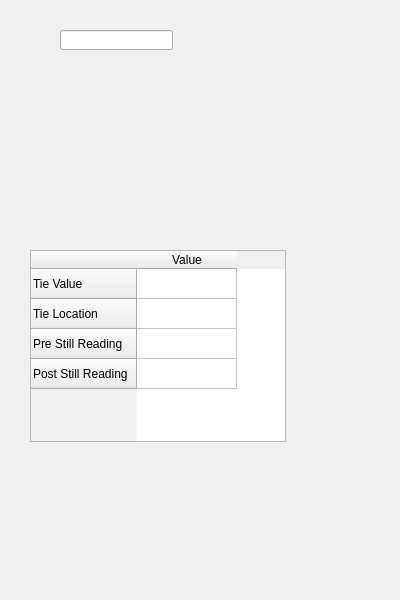
Qt form dgp/ui/add_flight_dialog.ui (DynamicGravitySystems/DGP) before a commit.
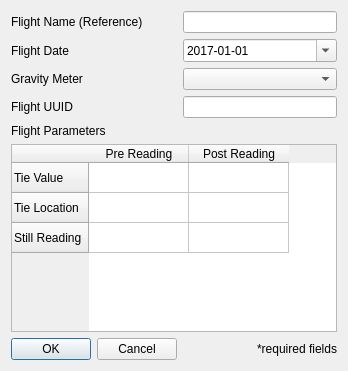
The same form after that commit. Icons and pictures are not drawn.

Commit message:
Feature added to save plot state between Flight selection change.
TODO: Change plotting method to ensure both plots are redrawn on flight
switch.

Diff of the .ui file:
```diff
--- a/dgp/ui/add_flight_dialog.ui
+++ b/dgp/ui/add_flight_dialog.ui
@@ -6,32 +6,83 @@
    <rect>
     <x>0</x>
     <y>0</y>
-    <width>400</width>
-    <height>600</height>
+    <width>348</width>
+    <height>371</height>
    </rect>
   </property>
   <property name="windowTitle">
    <string>Add Flight</string>
   </property>
-  <widget class="QLineEdit" name="lineEdit">
-   <property name="geometry">
-    <rect>
-     <x>60</x>
-     <y>30</y>
-     <width>113</width>
-     <height>20</height>
-    </rect>
-   </property>
-  </widget>
-  <widget class="QTableWidget" name="tableWidget">
-   <property name="geometry">
-    <rect>
-     <x>30</x>
-     <y>250</y>
-     <width>256</width>
-     <height>192</height>
-    </rect>
-   </property>
+  <property name="windowIcon">
+   <iconset resource="resources.qrc">
+    <normaloff>:/images/assets/flight_icon.png</normaloff>:/images/assets/flight_icon.png</iconset>
+  </property>
+  <layout class="QFormLayout" name="formLayout">
+   <item row="0" column="0">
+    <widget class="QLabel" name="label_name">
+     <property name="text">
+      <string>Flight Name (Reference)</string>
+     </property>
+     <property name="buddy">
+      <cstring>text_name</cstring>
+     </property>
+    </widget>
+   </item>
+   <item row="0" column="1">
+    <widget class="QLineEdit" name="text_name"/>
+   </item>
+   <item row="1" column="0">
+    <widget class="QLabel" name="label_date">
+     <property name="text">
+      <string>Flight Date</string>
+     </property>
+     <property name="buddy">
+      <cstring>date_flight</cstring>
+     </property>
+    </widget>
+   </item>
+   <item row="1" column="1">
+    <widget class="QDateEdit" name="date_flight">
+     <property name="displayFormat">
+      <string>yyyy-MM-dd</string>
+     </property>
+     <property name="calendarPopup">
+      <bool>true</bool>
+     </property>
+     <property name="date">
+      <date>
+       <year>2017</year>
+       <month>1</month>
+       <day>1</day>
+      </date>
+     </property>
+    </widget>
+   </item>
+   <item row="2" column="0">
+    <widget class="QLabel" name="label_meter">
+     <property name="text">
+      <string>Gravity Meter</string>
+     </property>
+     <property name="buddy">
+      <cstring>combo_meter</cstring>
+     </property>
+    </widget>
+   </item>
+   <item row="2" column="1">
+    <widget class="QComboBox" name="combo_meter"/>
+   </item>
+   <item row="4" column="0">
+    <widget class="QLabel" name="label_flight_param">
+     <property name="text">
+      <string>Flight Parameters</string>
+     </property>
+     <property name="buddy">
+      <cstring>table_flight_param</cstring>
+     </property>
+    </widget>
+   </item>
+   <item row="5" column="0" colspan="2">
+    <widget class="QTableWidget" name="table_flight_param">
    <row>
     <property name="text">
      <string>Tie Value</string>
@@ -44,26 +95,101 @@
    </row>
    <row>
     <property name="text">
-     <string>Pre Still Reading</string>
-    </property>
-   </row>
-   <row>
+       <string>Still Reading</string>
+      </property>
+     </row>
+     <column>
     <property name="text">
-     <string>Post Still Reading</string>
-    </property>
-   </row>
+       <string>Pre Reading</string>
+      </property>
+     </column>
    <column>
     <property name="text">
-     <string>Value</string>
+       <string>Post Reading</string>
     </property>
    </column>
    <item row="0" column="0">
+      <property name="text">
+       <string/>
+      </property>
     <property name="toolTip">
      <string>Known Gravity Tie Value (mGal)</string>
     </property>
    </item>
   </widget>
- </widget>
- <resources/>
- <connections/>
+   </item>
+   <item row="6" column="0">
+    <widget class="QDialogButtonBox" name="buttons_dialog">
+     <property name="standardButtons">
+      <set>QDialogButtonBox::Cancel|QDialogButtonBox::Ok</set>
+     </property>
+    </widget>
+   </item>
+   <item row="3" column="0">
+    <widget class="QLabel" name="label_uuid">
+     <property name="text">
+      <string>Flight UUID</string>
+     </property>
+    </widget>
+   </item>
+   <item row="3" column="1">
+    <widget class="QLineEdit" name="text_uuid">
+     <property name="readOnly">
+      <bool>true</bool>
+     </property>
+    </widget>
+   </item>
+   <item row="6" column="1">
+    <widget class="QLabel" name="label_message">
+     <property name="text">
+      <string>&lt;html&gt;&lt;head/&gt;&lt;body&gt;&lt;p align=&quot;right&quot;&gt;*required fields&lt;/p&gt;&lt;/body&gt;&lt;/html&gt;</string>
+     </property>
+    </widget>
+   </item>
+  </layout>
+ </widget>
+ <tabstops>
+  <tabstop>text_name</tabstop>
+  <tabstop>date_flight</tabstop>
+  <tabstop>combo_meter</tabstop>
+  <tabstop>table_flight_param</tabstop>
+  <tabstop>text_uuid</tabstop>
+ </tabstops>
+ <resources>
+  <include location="resources.qrc"/>
+ </resources>
+ <connections>
+  <connection>
+   <sender>buttons_dialog</sender>
+   <signal>rejected()</signal>
+   <receiver>NewFlight</receiver>
+   <slot>reject()</slot>
+   <hints>
+    <hint type="sourcelabel">
+     <x>86</x>
+     <y>341</y>
+    </hint>
+    <hint type="destinationlabel">
+     <x>173</x>
+     <y>185</y>
+    </hint>
+   </hints>
+  </connection>
+  <connection>
+   <sender>buttons_dialog</sender>
+   <signal>accepted()</signal>
+   <receiver>NewFlight</receiver>
+   <slot>accept()</slot>
+   <hints>
+    <hint type="sourcelabel">
+     <x>86</x>
+     <y>341</y>
+    </hint>
+    <hint type="destinationlabel">
+     <x>173</x>
+     <y>185</y>
+    </hint>
+   </hints>
+  </connection>
+ </connections>
 </ui>
```
Left out of the diff: 4 changed lines with no effect on the pictures. Lines whose indentation alone changed are shown as unchanged. The commit also changes 2 other files.
